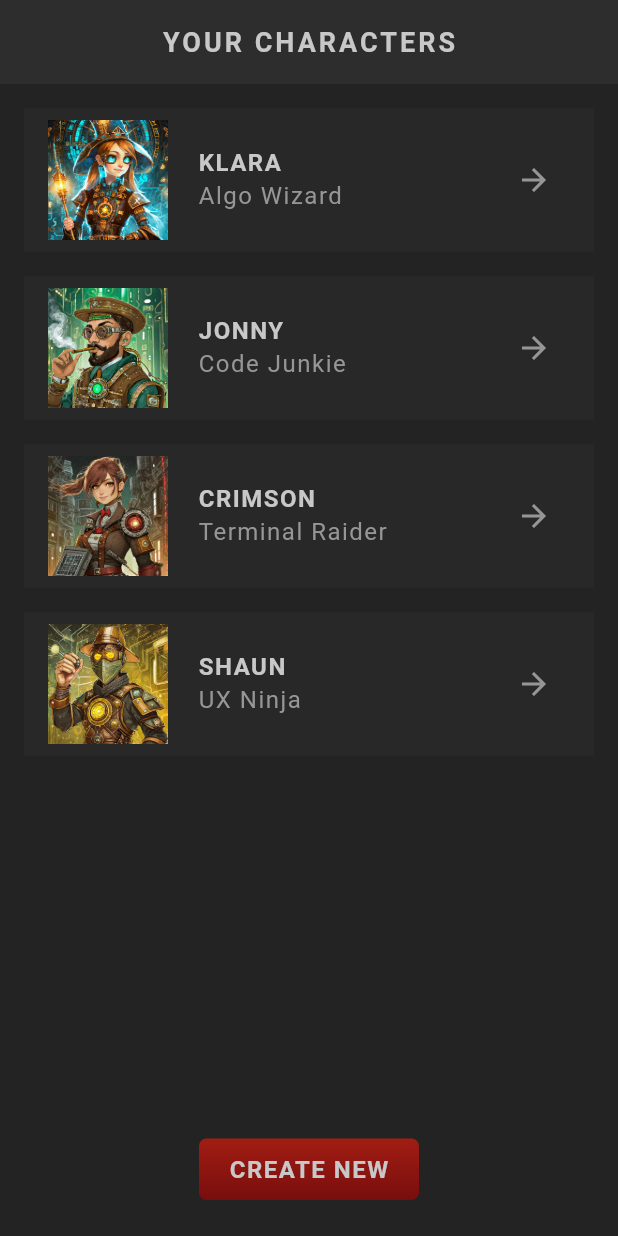
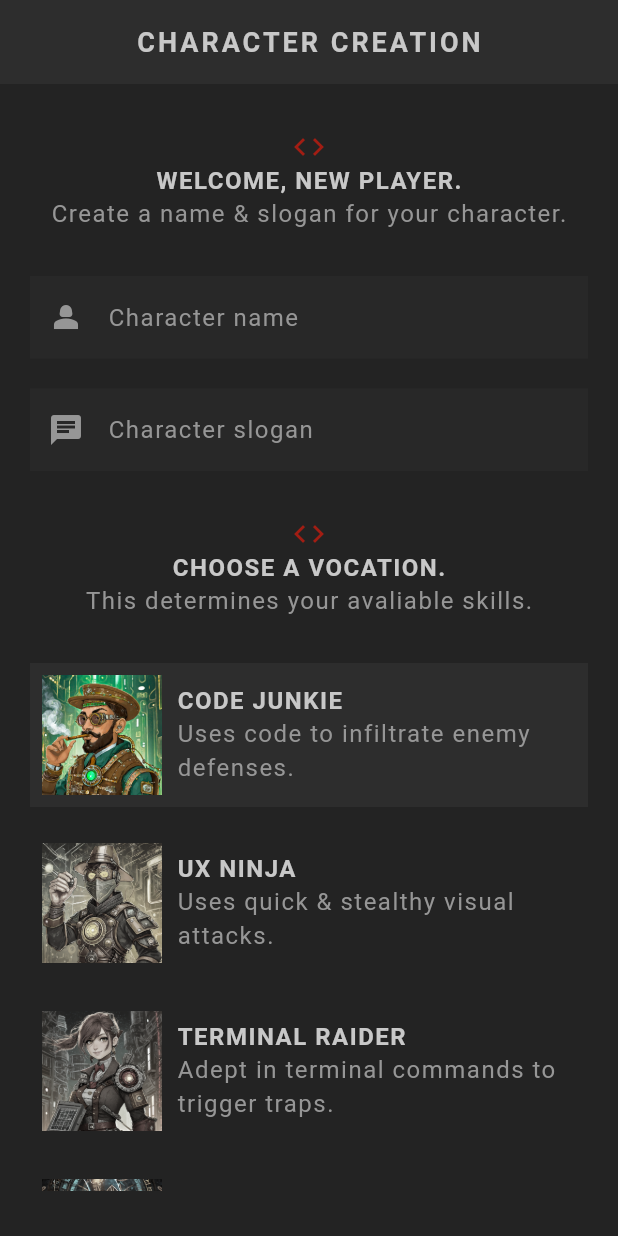
Before and after one commit to sothulthorn/flutter-rpg, a Flutter app: the screen it shows after launch, on a phone screen of 412 x 824 dp. Run offline on Flutter 3.47's test engine with Material 3 defaults, Android fonts, the phone set to English and light mode, and no system bars; our stand-ins replace google_fonts; Roboto replaces fonts that are missing (Kanit).

Commit message:
Implement User Input

```diff
--- a/lib/main.dart
+++ b/lib/main.dart
@@ -1,4 +1,5 @@
 import 'package:flutter/material.dart';
+import 'package:flutter_rpg/screens/create/create.dart';
 import 'package:flutter_rpg/screens/home/home.dart';
 import 'package:flutter_rpg/theme.dart';
 
@@ -6,7 +7,7 @@ void main() {
   runApp(MaterialApp(
     debugShowCheckedModeBanner: false,
     theme: primaryTheme,
-    home: const Home(),
+    home: const Create(),
   ));
 }
 
--- /dev/null
+++ b/lib/screens/create/create.dart
@@ -0,0 +1,169 @@
+import 'package:flutter/material.dart';
+import 'package:flutter_rpg/models/character.dart';
+import 'package:flutter_rpg/models/vocation.dart';
+import 'package:flutter_rpg/screens/create/vocation_card.dart';
+import 'package:flutter_rpg/shared/styled_button.dart';
+import 'package:flutter_rpg/shared/styled_text.dart';
+import 'package:flutter_rpg/theme.dart';
+import 'package:google_fonts/google_fonts.dart';
+import 'package:uuid/uuid.dart';
+
+var uuid = const Uuid();
+
+class Create extends StatefulWidget {
+  const Create({super.key});
+
+  @override
+  State<Create> createState() => _CreateState();
+}
+
+class _CreateState extends State<Create> {
+  final _nameController = TextEditingController();
+  final _sloganController = TextEditingController();
+
+  @override
+  void dispose() {
+    _nameController.dispose();
+    _sloganController.dispose();
+    super.dispose();
+  }
+
+  // handling vocation selection
+  Vocation selectedVocation = Vocation.junkie;
+
+  void updateVocation(Vocation vocation) {
+    setState(() {
+      selectedVocation = vocation;
+    });
+  }
+
+  // submit handler
+  void handleSubmit() {
+    if (_nameController.text.trim().isEmpty) {
+      // show error dialog
+      return;
+    }
+    if (_sloganController.text.trim().isEmpty) {
+      // show error dialog
+      return;
+    }
+
+    characters.add(Character(
+      name: _nameController.text.trim(),
+      slogan: _sloganController.text.trim(),
+      vocation: selectedVocation,
+      id: uuid.v4(),
+    ));
+  }
+
+  @override
+  Widget build(BuildContext context) {
+    return Scaffold(
+      appBar: AppBar(
+        title: const StyledTitle('Character Creation'),
+        centerTitle: true,
+      ),
+      body: Container(
+        padding: const EdgeInsets.symmetric(vertical: 30, horizontal: 20),
+        child: SingleChildScrollView(
+          child: Column(
+            children: [
+              // welcome message
+              Center(
+                child: Icon(
+                  Icons.code,
+                  color: AppColors.primaryColor,
+                ),
+              ),
+              const Center(
+                child: StyledHeading('Welcome, new player.'),
+              ),
+              const Center(
+                child: StyledText('Create a name & slogan for your character.'),
+              ),
+              const SizedBox(height: 30),
+              // input for name and slogan
+              TextField(
+                controller: _nameController,
+                style: GoogleFonts.kanit(
+                    textStyle: Theme.of(context).textTheme.bodyMedium),
+                cursorColor: AppColors.textColor,
+                decoration: const InputDecoration(
+                  prefixIcon: Icon(Icons.person_2),
+                  label: StyledText('Character name'),
+                ),
+              ),
+              const SizedBox(height: 20),
+              TextField(
+                controller: _sloganController,
+                style: GoogleFonts.kanit(
+                    textStyle: Theme.of(context).textTheme.bodyMedium),
+                cursorColor: AppColors.textColor,
+                decoration: const InputDecoration(
+                  prefixIcon: Icon(Icons.chat),
+                  label: StyledText('Character slogan'),
+                ),
+              ),
+              const SizedBox(height: 30),
+              // select vocation title
+              Center(
+                child: Icon(
+                  Icons.code,
+                  color: AppColors.primaryColor,
+                ),
+              ),
+              const Center(
+                child: StyledHeading('Choose a vocation.'),
+              ),
+              const Center(
+                child: StyledText('This determines your avaliable skills.'),
+              ),
+              const SizedBox(height: 30),
+              // vocation card
+              VocationCard(
+                selected: selectedVocation == Vocation.junkie,
+                onTap: updateVocation,
+                vocation: Vocation.junkie,
+              ),
+              VocationCard(
+                selected: selectedVocation == Vocation.ninja,
+                onTap: updateVocation,
+                vocation: Vocation.ninja,
+              ),
+              VocationCard(
+                selected: selectedVocation == Vocation.raider,
+                onTap: updateVocation,
+                vocation: Vocation.raider,
+              ),
+              VocationCard(
+                selected: selectedVocation == Vocation.wizard,
+                onTap: updateVocation,
+                vocation: Vocation.wizard,
+              ),
+              // good luck message
+              Center(
+                child: Icon(
+                  Icons.code,
+                  color: AppColors.primaryColor,
+                ),
+              ),
+              const Center(
+                child: StyledHeading('Good Luck.'),
+              ),
+              const Center(
+                child: StyledText('And enjoy the journey...'),
+              ),
+              const SizedBox(height: 30),
+              Center(
+                child: StyledButton(
+                  onPressed: handleSubmit,
+                  child: const StyledHeading('Create Character'),
+                ),
+              ),
+            ],
+          ),
+        ),
+      ),
+    );
+  }
+}
--- /dev/null
+++ b/lib/screens/create/vocation_card.dart
@@ -0,0 +1,55 @@
+import 'package:flutter/material.dart';
+import 'package:flutter_rpg/models/vocation.dart';
+import 'package:flutter_rpg/shared/styled_text.dart';
+import 'package:flutter_rpg/theme.dart';
+
+class VocationCard extends StatelessWidget {
+  const VocationCard({
+    super.key,
+    required this.vocation,
+    required this.onTap,
+    required this.selected,
+  });
+
+  final Vocation vocation;
+  final void Function(Vocation) onTap;
+  final bool selected;
+
+  @override
+  Widget build(BuildContext context) {
+    return GestureDetector(
+      onTap: () {
+        onTap(vocation);
+      },
+      child: Card(
+        color: selected ? AppColors.secondaryColor : Colors.transparent,
+        child: Padding(
+          padding: const EdgeInsets.all(8),
+          child: Row(
+            children: [
+              // vocation img
+              Image.asset(
+                'assets/img/vocations/${vocation.image}',
+                width: 80,
+                colorBlendMode: BlendMode.color,
+                color: !selected
+                    ? Colors.black.withOpacity(0.8)
+                    : Colors.transparent,
+              ),
+              const SizedBox(width: 10),
+              Expanded(
+                child: Column(
+                  crossAxisAlignment: CrossAxisAlignment.start,
+                  children: [
+                    StyledHeading(vocation.title),
+                    StyledText(vocation.description),
+                  ],
+                ),
+              )
+            ],
+          ),
+        ),
+      ),
+    );
+  }
+}
--- a/lib/theme.dart
+++ b/lib/theme.dart
@@ -27,7 +27,6 @@ ThemeData primaryTheme = ThemeData(
     surfaceTintColor: Colors.transparent,
     centerTitle: true,
   ),
-
   textTheme: TextTheme(
     bodyMedium: TextStyle(
       color: AppColors.textColor,
@@ -56,4 +55,13 @@ ThemeData primaryTheme = ThemeData(
     shadowColor: Colors.transparent,
     margin: const EdgeInsets.only(bottom: 16),
   ),
+
+  // input decoration theme
+  inputDecorationTheme: InputDecorationTheme(
+    filled: true,
+    fillColor: AppColors.secondaryColor.withOpacity(0.5),
+    border: InputBorder.none,
+    labelStyle: TextStyle(color: AppColors.textColor),
+    prefixIconColor: AppColors.textColor,
+  ),
 );
--- a/pubspec.yaml
+++ b/pubspec.yaml
@@ -35,6 +35,7 @@ dependencies:
   # Use with the CupertinoIcons class for iOS style icons.
   cupertino_icons: ^1.0.6
   google_fonts: ^6.2.1
+  uuid: ^4.5.0
 
 dev_dependencies:
   flutter_test:
```
Also changed, not shown: pubspec.lock.
